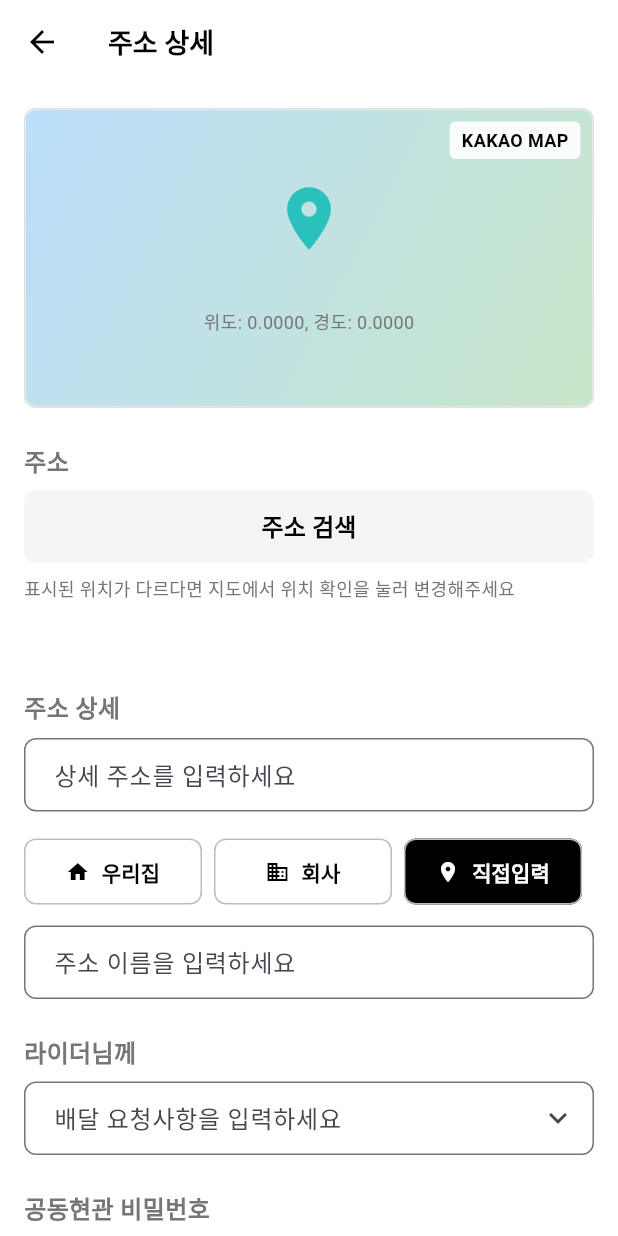
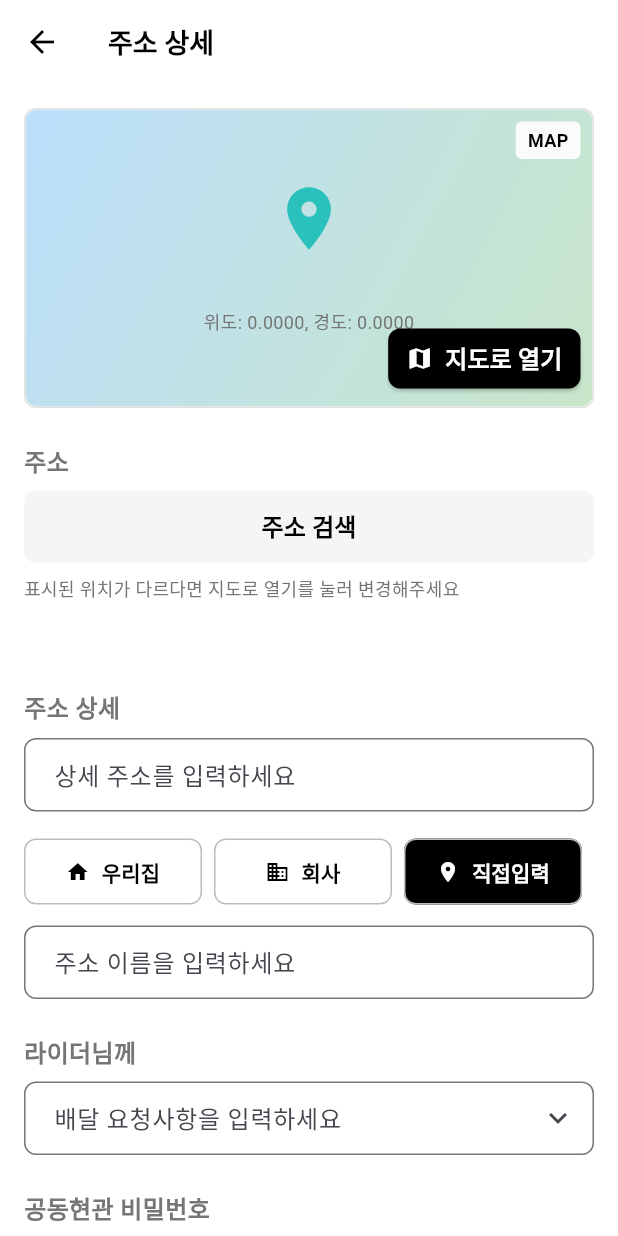
Before and after one commit to jhhan0208/baemin_new_flutter, a Flutter app: the AddressModifyScreen screen opened directly with empty values, on a phone screen of 412 x 824 dp. Run offline on Flutter 3.47's test engine with Material 3 defaults, Android fonts, the phone set to English and light mode, and no system bars.

Commit message:
Add Android compatibility

```diff
--- a/lib/screens/address_modify_screen.dart
+++ b/lib/screens/address_modify_screen.dart
@@ -1,8 +1,7 @@
 import 'package:flutter/material.dart';
-import 'package:flutter/foundation.dart';
+import 'package:flutter/foundation.dart' show kIsWeb;
 import 'package:url_launcher/url_launcher.dart';
-import 'dart:html' as html;
-import 'dart:js' as js;
+
 import '../constants/app_colors.dart';
 import '../data/address_data.dart';
 
@@ -47,30 +46,6 @@ class _AddressModifyScreenState extends State<AddressModifyScreen> {
         TextEditingController(text: widget.addressData['instruction']);
     _entrancePasswordController = TextEditingController();
     _directionsController = TextEditingController();
-
-    // 웹에서 iframe 생성
-    if (kIsWeb) {
-      _createMapIframe();
-    }
-  }
-
-  void _createMapIframe() {
-    final lat = widget.addressData['lat'] ?? 37.2974;
-    final lng = widget.addressData['lng'] ?? 127.0456;
-    final title = widget.addressData['title'] ?? '현재 위치';
-
-    // 카카오맵 iframe URL 생성
-    final mapUrl = 'https://map.kakao.com/link/map/$title,$lat,$lng';
-
-    // iframe 요소 생성
-    final iframe = html.IFrameElement()
-      ..src = mapUrl
-      ..style.border = 'none'
-      ..style.width = '100%'
-      ..style.height = '200px';
-
-    // DOM에 등록
-    html.document.body?.append(iframe);
   }
 
   @override
@@ -83,6 +58,35 @@ class _AddressModifyScreenState extends State<AddressModifyScreen> {
     super.dispose();
   }
 
+  Future<void> _openExternalUrl(String url) async {
+    final uri = Uri.parse(url);
+    final ok = await canLaunchUrl(uri);
+    if (!ok) {
+      _showSnackBar('링크를 열 수 없습니다.');
+      return;
+    }
+    await launchUrl(
+      uri,
+      mode:
+          kIsWeb ? LaunchMode.platformDefault : LaunchMode.externalApplication,
+    );
+  }
+
+  Future<void> _openMap(double lat, double lng, String title) async {
+    final kakaoMapUrl = 'https://map.kakao.com/link/map/$title,$lat,$lng';
+    final googleMapUrl = 'https://www.google.com/maps?q=$lat,$lng';
+
+    // 웹: 카카오맵 링크, 모바일: 구글맵 링크(설치 안돼도 브라우저로 열림)
+    final url = kIsWeb ? kakaoMapUrl : googleMapUrl;
+    await _openExternalUrl(url);
+  }
+
+  Future<void> _openDaumPostcodeUrl() async {
+    // 간단: 우편번호 검색 안내/데모 페이지로 이동 (실사용 시 자체 검색 화면으로 대체 가능)
+    const url = 'https://postcode.map.daum.net/guide';
+    await _openExternalUrl(url);
+  }
+
   @override
   Widget build(BuildContext context) {
     return Scaffold(
@@ -91,10 +95,10 @@ class _AddressModifyScreenState extends State<AddressModifyScreen> {
         backgroundColor: Colors.white,
         elevation: 0,
         leading: IconButton(
-          icon: Icon(Icons.arrow_back, color: Colors.black),
+          icon: const Icon(Icons.arrow_back, color: Colors.black),
           onPressed: () => Navigator.pop(context),
         ),
-        title: Text(
+        title: const Text(
           '주소 상세',
           style: TextStyle(
             color: Colors.black,
@@ -104,26 +108,26 @@ class _AddressModifyScreenState extends State<AddressModifyScreen> {
         ),
       ),
       body: SingleChildScrollView(
-        padding: EdgeInsets.all(16),
+        padding: const EdgeInsets.all(16),
         child: Column(
           crossAxisAlignment: CrossAxisAlignment.start,
           children: [
             _buildMapSection(),
-            SizedBox(height: 24),
+            const SizedBox(height: 24),
             _buildAddressSection(),
-            SizedBox(height: 24),
+            const SizedBox(height: 24),
             _buildAddressTypeSection(),
-            SizedBox(height: 24),
+            const SizedBox(height: 24),
             _buildRiderInstructionSection(),
-            SizedBox(height: 24),
+            const SizedBox(height: 24),
             _buildEntrancePasswordSection(),
-            SizedBox(height: 24),
+            const SizedBox(height: 24),
             _buildDirectionsSection(),
-            SizedBox(height: 24),
+            const SizedBox(height: 24),
             _buildInfoText(),
-            SizedBox(height: 32),
+            const SizedBox(height: 32),
             _buildRegisterButton(),
-            SizedBox(height: 100),
+            const SizedBox(height: 100),
           ],
         ),
       ),
@@ -131,6 +135,10 @@ class _AddressModifyScreenState extends State<AddressModifyScreen> {
   }
 
   Widget _buildMapSection() {
+    final lat = (widget.addressData['lat'] ?? 37.2974).toDouble();
+    final lng = (widget.addressData['lng'] ?? 127.0456).toDouble();
+    final title = widget.addressData['title'] ?? '현재 위치';
+
     return Container(
       height: 200,
       decoration: BoxDecoration(
@@ -139,102 +147,60 @@ class _AddressModifyScreenState extends State<AddressModifyScreen> {
       ),
       child: ClipRRect(
         borderRadius: BorderRadius.circular(8),
-        child: _buildKakaoMap(),
+        child: Stack(
+          children: [
+            _buildPlaceholderMap(),
+            Positioned(
+              top: 8,
+              right: 8,
+              child: Container(
+                padding: const EdgeInsets.symmetric(horizontal: 8, vertical: 4),
+                decoration: BoxDecoration(
+                  color: Colors.white.withOpacity(0.9),
+                  borderRadius: BorderRadius.circular(4),
+                ),
+                child: const Text(
+                  'MAP',
+                  style: TextStyle(
+                    fontSize: 12,
+                    fontWeight: FontWeight.bold,
+                    color: Colors.black,
+                  ),
+                ),
+              ),
+            ),
+            Positioned(
+              bottom: 8,
+              right: 8,
+              child: ElevatedButton.icon(
+                onPressed: () => _openMap(lat, lng, title),
+                icon: const Icon(Icons.map),
+                label: const Text('지도로 열기'),
+                style: ElevatedButton.styleFrom(
+                  backgroundColor: Colors.black,
+                  foregroundColor: Colors.white,
+                  padding:
+                      const EdgeInsets.symmetric(horizontal: 12, vertical: 8),
+                  shape: RoundedRectangleBorder(
+                    borderRadius: BorderRadius.circular(8),
+                  ),
+                ),
+              ),
+            ),
+          ],
+        ),
       ),
     );
   }
 
-  Widget _buildKakaoMap() {
-    final lat = widget.addressData['lat'] ?? 37.2974;
-    final lng = widget.addressData['lng'] ?? 127.0456;
-    final title = widget.addressData['title'] ?? '현재 위치';
-
-    return Stack(
-      children: [
-        // 실제 카카오맵 iframe (웹) 또는 플레이스홀더 (모바일)
-        if (kIsWeb)
-          Container(
-            width: double.infinity,
-            height: 200,
-            child: HtmlElementView(
-              viewType: 'map-iframe-${widget.addressData['id']}',
-            ),
-          )
-        else
-          Container(
-            width: double.infinity,
-            height: 200,
-            decoration: BoxDecoration(
-              gradient: LinearGradient(
-                begin: Alignment.topLeft,
-                end: Alignment.bottomRight,
-                colors: [
-                  Colors.blue[100]!,
-                  Colors.green[100]!,
-                ],
-              ),
-            ),
-            child: Center(
-              child: Column(
-                mainAxisAlignment: MainAxisAlignment.center,
-                children: [
-                  Icon(
-                    Icons.location_on,
-                    size: 50,
-                    color: AppColors.baeminMint,
-                  ),
-                  SizedBox(height: 8),
-                  Text(
-                    title,
-                    style: TextStyle(
-                      fontSize: 16,
-                      fontWeight: FontWeight.bold,
-                      color: Colors.black87,
-                    ),
-                    textAlign: TextAlign.center,
-                  ),
-                  SizedBox(height: 4),
-                  Text(
-                    '위도: ${lat.toStringAsFixed(4)}, 경도: ${lng.toStringAsFixed(4)}',
-                    style: TextStyle(
-                      fontSize: 12,
-                      color: Colors.grey[600],
-                    ),
-                  ),
-                ],
-              ),
-            ),
-          ),
-        // 지도 서비스 표시
-        Positioned(
-          top: 8,
-          right: 8,
-          child: Container(
-            padding: EdgeInsets.symmetric(horizontal: 8, vertical: 4),
-            decoration: BoxDecoration(
-              color: Colors.white.withOpacity(0.9),
-              borderRadius: BorderRadius.circular(4),
-            ),
-            child: Text(
-              'KAKAO MAP',
-              style: TextStyle(
-                fontSize: 12,
-                fontWeight: FontWeight.bold,
-                color: Colors.black,
-              ),
-            ),
-          ),
-        ),
-      ],
-    );
-  }
-
   Widget _buildPlaceholderMap() {
-    final lat = widget.addressData['lat'] ?? 37.2974;
-    final lng = widget.addressData['lng'] ?? 127.0456;
+    final lat = (widget.addressData['lat'] ?? 37.2974).toDouble();
+    final lng = (widget.addressData['lng'] ?? 127.0456).toDouble();
     final title = widget.addressData['title'] ?? '현재 위치';
 
     return Container(
+      width: double.infinity,
+      height: 200,
       decoration: BoxDecoration(
         gradient: LinearGradient(
           begin: Alignment.topLeft,
@@ -254,17 +220,17 @@ class _AddressModifyScreenState extends State<AddressModifyScreen> {
               size: 50,
               color: AppColors.baeminMint,
             ),
-            SizedBox(height: 8),
+            const SizedBox(height: 8),
             Text(
               title,
-              style: TextStyle(
+              style: const TextStyle(
                 fontSize: 16,
                 fontWeight: FontWeight.bold,
                 color: Colors.black87,
               ),
               textAlign: TextAlign.center,
             ),
-            SizedBox(height: 4),
+            const SizedBox(height: 4),
             Text(
               '위도: ${lat.toStringAsFixed(4)}, 경도: ${lng.toStringAsFixed(4)}',
               style: TextStyle(
@@ -278,166 +244,51 @@ class _AddressModifyScreenState extends State<AddressModifyScreen> {
     );
   }
 
-  void _openDaumPostcode() {
-    // Daum 우편번호 서비스 열기
-    js.context.callMethod('eval', [
-      '''
-      new daum.Postcode({
-        oncomplete: function(data) {
-          // 팝업에서 검색결과 항목을 클릭했을때 실행할 코드
-          var addr = ''; // 주소 변수
-          var extraAddr = ''; // 참고항목 변수
+  Widget _buildAddressSection() {
+    final shownAddr = widget.addressData['address'] ?? '경기 용인시 기흥구 덕영대로 1732';
 
-          // 사용자가 선택한 주소 타입에 따라 해당 주소 값을 가져온다.
-          if (data.userSelectedType === 'R') { // 사용자가 도로명 주소를 선택했을 경우
-            addr = data.roadAddress;
-          } else { // 사용자가 지번 주소를 선택했을 경우(J)
-            addr = data.jibunAddress;
-          }
-
-          // 사용자가 선택한 주소가 도로명 타입일때 참고항목을 조합한다.
-          if(data.userSelectedType === 'R'){
-            // 법정동명이 있을 경우 추가한다. (법정리는 제외)
-            // 법정동의 경우 마지막 문자가 "동/로/가"로 끝난다.
-            if(data.bname !== '' && /[동|로|가]\$/g.test(data.bname)){
-              extraAddr += data.bname;
-            }
-            // 건물명이 있고, 공동주택일 경우 추가한다.
-            if(data.buildingName !== '' && data.apartment === 'Y'){
-              extraAddr += (extraAddr !== '' ? ', ' + data.buildingName : data.buildingName);
-            }
-            // 표시할 참고항목이 있을 경우, 괄호까지 추가한 최종 문자열을 만든다.
-            if(extraAddr !== ''){
-              extraAddr = ' (' + extraAddr + ')';
-            }
-          }
-
-          // 주소 정보를 Flutter로 전달
-          window.postMessage({
-            type: 'address_selected',
-            roadAddress: data.roadAddress,
-            jibunAddress: data.jibunAddress,
-            zonecode: data.zonecode,
-            extraAddr: extraAddr,
-            fullAddress: addr + extraAddr
-          }, '*');
-        }
-      }).open();
-    '''
-    ]);
-
-    // 주소 선택 이벤트 리스너 등록
-    html.window.addEventListener('message', (html.Event event) {
-      final messageEvent = event as html.MessageEvent;
-      if (messageEvent.data != null &&
-          messageEvent.data['type'] == 'address_selected') {
-        final data = Map<String, dynamic>.from(messageEvent.data);
-        _handleAddressSelected(data);
-      }
-    });
-  }
-
-  void _handleAddressSelected(Map<String, dynamic> data) {
-    setState(() {
-      // 주소 상세란에 검색 결과 반영
-      _addressDetailController.text = data['fullAddress'] ?? '';
-
-      // 주소명도 업데이트 (필요시)
-      if (data['roadAddress'] != null) {
-        _addressNameController.text = data['roadAddress'];
-      }
-    });
-
-    // 지도 업데이트
-    _updateMapWithNewAddress(data);
-
-    _showSnackBar('주소가 선택되었습니다: ${data['fullAddress']}');
-  }
-
-  void _updateMapWithNewAddress(Map<String, dynamic> addressData) {
-    // 새로운 주소로 지도 업데이트
-    final newAddress =
-        addressData['fullAddress'] ?? addressData['roadAddress'] ?? '새로운 주소';
-    final mapUrl =
-        'https://map.kakao.com/link/map/$newAddress,37.5665,126.9780';
-
-    if (kIsWeb) {
-      // 웹에서는 iframe src 업데이트
-      final iframe =
-          html.document.querySelector('iframe') as html.IFrameElement?;
-      if (iframe != null) {
-        iframe.src = mapUrl;
-      }
-    }
-  }
-
-  Future<void> _openMap(double lat, double lng, String title) async {
-    // 카카오맵 URL 생성
-    final kakaoMapUrl = 'https://map.kakao.com/link/map/$title,$lat,$lng';
-    final googleMapUrl = 'https://www.google.com/maps?q=$lat,$lng';
-
-    // 플랫폼에 따라 다른 지도 앱 열기
-    if (kIsWeb) {
-      // 웹에서는 카카오맵 열기
-      if (await canLaunchUrl(Uri.parse(kakaoMapUrl))) {
-        await launchUrl(Uri.parse(kakaoMapUrl),
-            mode: LaunchMode.externalApplication);
-      }
-    } else {
-      // 모바일에서는 구글맵 열기
-      if (await canLaunchUrl(Uri.parse(googleMapUrl))) {
-        await launchUrl(Uri.parse(googleMapUrl),
-            mode: LaunchMode.externalApplication);
-      }
-    }
-  }
-
-  Widget _buildAddressSection() {
     return Column(
       crossAxisAlignment: CrossAxisAlignment.start,
       children: [
-        Text(
+        const Text(
           '주소',
           style: TextStyle(
             fontSize: 16,
             fontWeight: FontWeight.bold,
           ),
         ),
-        SizedBox(height: 8),
-        Container(
+        const SizedBox(height: 8),
+        SizedBox(
           width: double.infinity,
           child: ElevatedButton(
-            onPressed: () {
-              if (kIsWeb) {
-                _openDaumPostcode();
-              } else {
-                _showSnackBar('지도에서 위치 확인');
-              }
+            onPressed: () async {
+              // 웹/모바일 모두 우편번호/주소 검색 페이지를 외부로 여는 방식
+              await _openDaumPostcodeUrl();
             },
             style: ElevatedButton.styleFrom(
               backgroundColor: Colors.grey[100],
               foregroundColor: Colors.black,
               elevation: 0,
-              padding: EdgeInsets.symmetric(vertical: 12),
+              padding: const EdgeInsets.symmetric(vertical: 12),
               shape: RoundedRectangleBorder(
                 borderRadius: BorderRadius.circular(8),
               ),
             ),
-            child: Text('주소 검색'),
+            child: const Text('주소 검색'),
           ),
         ),
-        SizedBox(height: 8),
+        const SizedBox(height: 8),
         Text(
-          '표시된 위치가 다르다면 지도에서 위치 확인을 눌러 변경해주세요',
+          '표시된 위치가 다르다면 지도로 열기를 눌러 변경해주세요',
           style: TextStyle(
             fontSize: 12,
             color: Colors.grey[600],
           ),
         ),
-        SizedBox(height: 12),
+        const SizedBox(height: 12),
         Text(
-          widget.addressData['address'] ?? '경기 용인시 기흥구 덕영대로 1732',
-          style: TextStyle(
+          shownAddr,
+          style: const TextStyle(
             fontSize: 16,
             fontWeight: FontWeight.bold,
           ),
@@ -450,14 +301,14 @@ class _AddressModifyScreenState extends State<AddressModifyScreen> {
     return Column(
       crossAxisAlignment: CrossAxisAlignment.start,
       children: [
-        Text(
+        const Text(
           '주소 상세',
           style: TextStyle(
             fontSize: 16,
             fontWeight: FontWeight.bold,
           ),
         ),
-        SizedBox(height: 8),
+        const SizedBox(height: 8),
         TextField(
           controller: _addressDetailController,
           decoration: InputDecoration(
@@ -465,16 +316,17 @@ class _AddressModifyScreenState extends State<AddressModifyScreen> {
             border: OutlineInputBorder(
               borderRadius: BorderRadius.circular(8),
             ),
-            contentPadding: EdgeInsets.symmetric(horizontal: 16, vertical: 12),
+            contentPadding:
+                const EdgeInsets.symmetric(horizontal: 16, vertical: 12),
           ),
         ),
-        SizedBox(height: 16),
+        const SizedBox(height: 16),
         Row(
           children: _addressTypes.map((type) {
             final isSelected = _selectedAddressType == type;
             return Expanded(
               child: Container(
-                margin: EdgeInsets.only(right: 8),
+                margin: const EdgeInsets.only(right: 8),
                 child: OutlinedButton.icon(
                   onPressed: () {
                     setState(() {
@@ -503,14 +355,15 @@ class _AddressModifyScreenState extends State<AddressModifyScreen> {
                     shape: RoundedRectangleBorder(
                       borderRadius: BorderRadius.circular(8),
                     ),
-                    padding: EdgeInsets.symmetric(vertical: 12),
+                    padding:
+                        const EdgeInsets.symmetric(vertical: 12, horizontal: 8),
                   ),
                 ),
               ),
             );
           }).toList(),
         ),
-        SizedBox(height: 12),
+        const SizedBox(height: 12),
         TextField(
           controller: _addressNameController,
           decoration: InputDecoration(
@@ -518,7 +371,8 @@ class _AddressModifyScreenState extends State<AddressModifyScreen> {
             border: OutlineInputBorder(
               borderRadius: BorderRadius.circular(8),
             ),
-            contentPadding: EdgeInsets.symmetric(horizontal: 16, vertical: 12),
+            contentPadding:
+                const EdgeInsets.symmetric(horizontal: 16, vertical: 12),
           ),
         ),
       ],
@@ -529,20 +383,20 @@ class _AddressModifyScreenState extends State<AddressModifyScreen> {
     return Column(
       crossAxisAlignment: CrossAxisAlignment.start,
       children: [
-        Text(
+        const Text(
           '라이더님께',
           style: TextStyle(
             fontSize: 16,
             fontWeight: FontWeight.bold,
           ),
         ),
-        SizedBox(height: 8),
+        const SizedBox(height: 8),
         TextField(
           controller: _riderInstructionController,
           decoration: InputDecoration(
             hintText: '배달 요청사항을 입력하세요',
             suffixIcon: PopupMenuButton<String>(
-              icon: Icon(Icons.keyboard_arrow_down),
+              icon: const Icon(Icons.keyboard_arrow_down),
               onSelected: (String value) {
                 setState(() {
                   _riderInstructionController.text = value;
@@ -560,7 +414,8 @@ class _AddressModifyScreenState extends State<AddressModifyScreen> {
             border: OutlineInputBorder(
               borderRadius: BorderRadius.circular(8),
             ),
-            contentPadding: EdgeInsets.symmetric(horizontal: 16, vertical: 12),
+            contentPadding:
+                const EdgeInsets.symmetric(horizontal: 16, vertical: 12),
           ),
         ),
       ],
@@ -571,14 +426,14 @@ class _AddressModifyScreenState extends State<AddressModifyScreen> {
     return Column(
       crossAxisAlignment: CrossAxisAlignment.start,
       children: [
-        Text(
+        const Text(
           '공동현관 비밀번호',
           style: TextStyle(
             fontSize: 16,
             fontWeight: FontWeight.bold,
           ),
         ),
-        SizedBox(height: 8),
+        const SizedBox(height: 8),
         TextField(
           controller: _entrancePasswordController,
           decoration: InputDecoration(
@@ -586,7 +441,8 @@ class _AddressModifyScreenState extends State<AddressModifyScreen> {
             border: OutlineInputBorder(
               borderRadius: BorderRadius.circular(8),
             ),
-            contentPadding: EdgeInsets.symmetric(horizontal: 16, vertical: 12),
+            contentPadding:
+                const EdgeInsets.symmetric(horizontal: 16, vertical: 12),
           ),
         ),
       ],
@@ -597,14 +453,14 @@ class _AddressModifyScreenState extends State<AddressModifyScreen> {
     return Column(
       crossAxisAlignment: CrossAxisAlignment.start,
       children: [
-        Text(
+        const Text(
           '찾아오는 길 안내',
           style: TextStyle(
             fontSize: 16,
             fontWeight: FontWeight.bold,
           ),
         ),
-        SizedBox(height: 8),
+        const SizedBox(height: 8),
         TextField(
           controller: _directionsController,
           decoration: InputDecoration(
@@ -612,7 +468,8 @@ class _AddressModifyScreenState extends State<AddressModifyScreen> {
             border: OutlineInputBorder(
               borderRadius: BorderRadius.circular(8),
             ),
-            contentPadding: EdgeInsets.symmetric(horizontal: 16, vertical: 12),
+            contentPadding:
+                const EdgeInsets.symmetric(horizontal: 16, vertical: 12),
           ),
         ),
       ],
@@ -621,7 +478,7 @@ class _AddressModifyScreenState extends State<AddressModifyScreen> {
 
   Widget _buildInfoText() {
     return Container(
-      padding: EdgeInsets.all(12),
+      padding: const EdgeInsets.all(12),
       decoration: BoxDecoration(
         color: Colors.grey[100],
         borderRadius: BorderRadius.circular(8),
@@ -634,13 +491,13 @@ class _AddressModifyScreenState extends State<AddressModifyScreen> {
             color: Colors.grey[600],
             size: 16,
           ),
-          SizedBox(width: 8),
-          Expanded(
+          const SizedBox(width: 8),
+          const Expanded(
             child: Text(
               '입력된 공동현관 비밀번호는 원활한 배달을 위해 필요한 정보로, 배달을 진행하는 라이더님과 사장님께 전달됩니다.',
               style: TextStyle(
                 fontSize: 12,
-                color: Colors.grey[600],
+                color: Color.fromARGB(255, 100, 97, 97),
               ),
             ),
           ),
@@ -650,11 +507,10 @@ class _AddressModifyScreenState extends State<AddressModifyScreen> {
   }
 
   Widget _buildRegisterButton() {
-    return Container(
+    return SizedBox(
       width: double.infinity,
       child: ElevatedButton(
         onPressed: () {
-          // 주소 데이터 업데이트
           AddressData.updateAddress(
             widget.addressData['id'],
             {
@@ -670,12 +526,12 @@ class _AddressModifyScreenState extends State<AddressModifyScreen> {
         style: ElevatedButton.styleFrom(
           backgroundColor: Colors.black,
           foregroundColor: Colors.white,
-          padding: EdgeInsets.symmetric(vertical: 16),
+          padding: const EdgeInsets.symmetric(vertical: 16),
           shape: RoundedRectangleBorder(
             borderRadius: BorderRadius.circular(8),
           ),
         ),
-        child: Text(
+        child: const Text(
           '주소 등록',
           style: TextStyle(
             fontSize: 16,
@@ -690,7 +546,7 @@ class _AddressModifyScreenState extends State<AddressModifyScreen> {
     ScaffoldMessenger.of(context).showSnackBar(
       SnackBar(
         content: Text(message),
-        duration: Duration(seconds: 2),
+        duration: const Duration(seconds: 2),
         behavior: SnackBarBehavior.floating,
         backgroundColor: AppColors.baeminMint,
       ),
```
